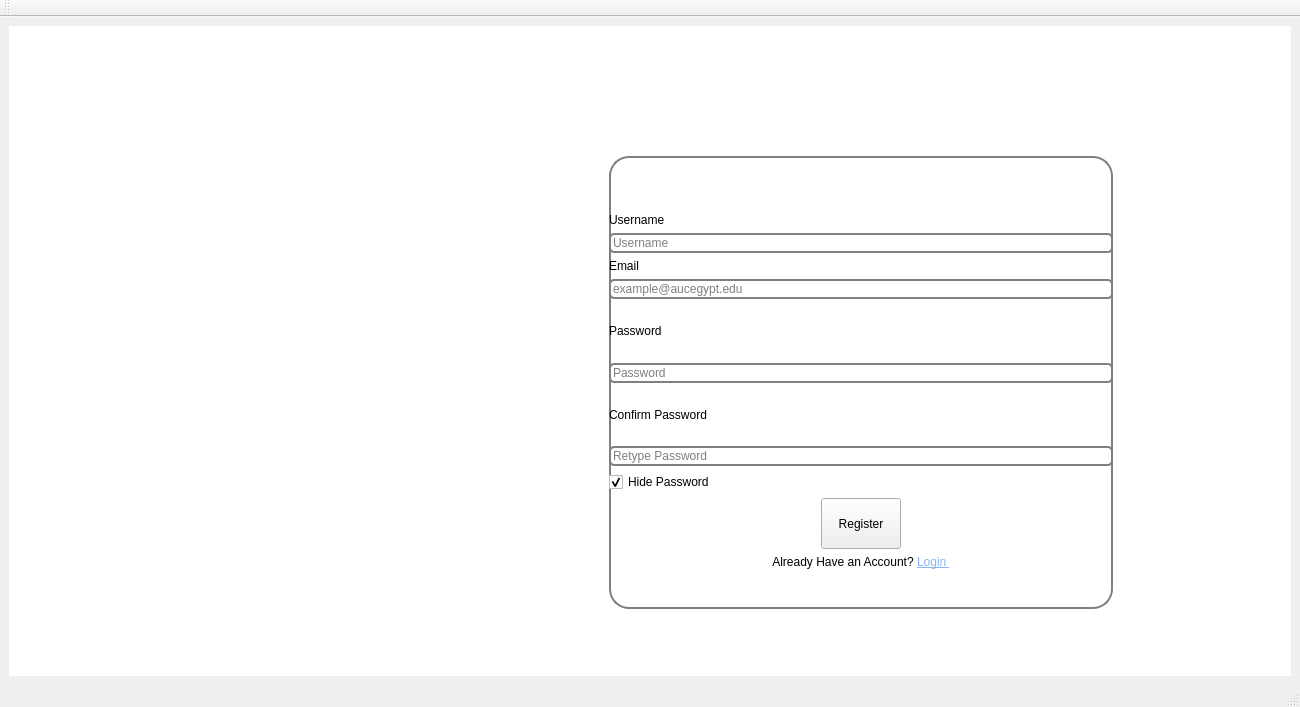
Above: Rate_AUC/mainwindow.ui from Youssef2778/Rate-AUC-Professors-2.0 before the change. Below: the same form after it.
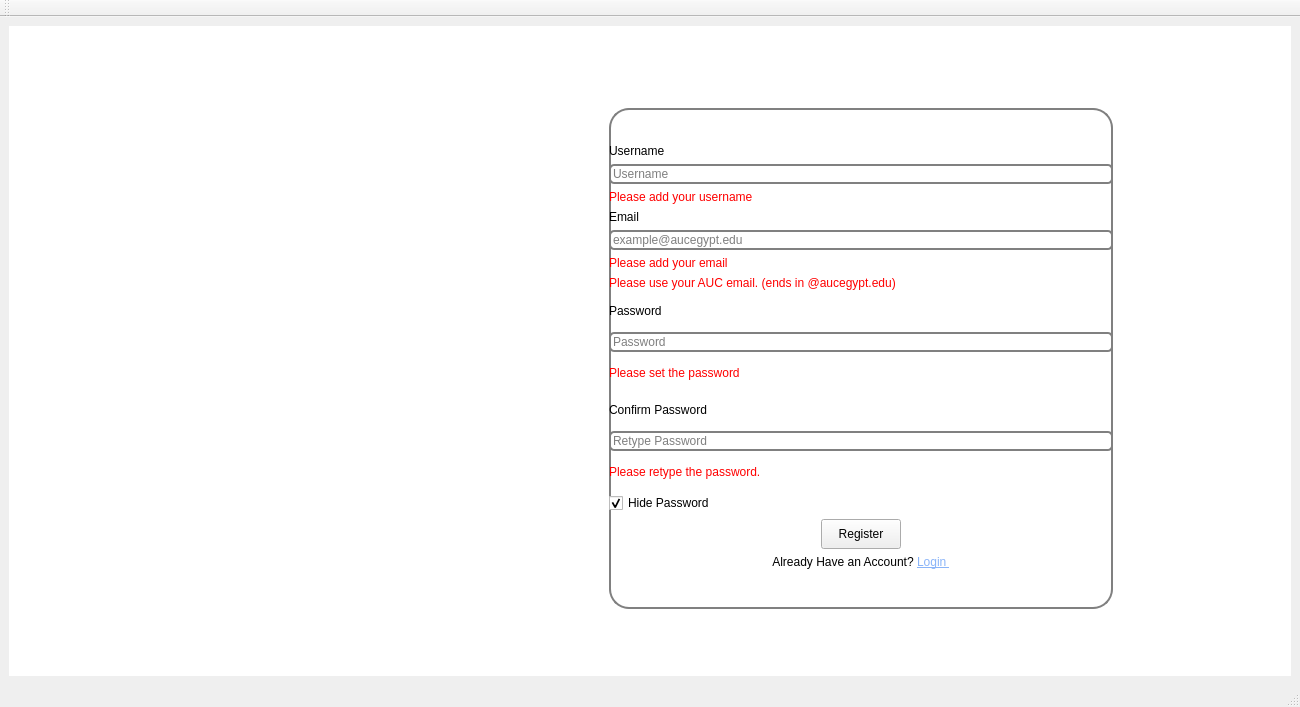
That is the form after the change. Icons and pictures are not drawn.

Commit message: Add the Relevant Error messages to the Register Page, and edit c_cpp_properties.json for vscode to stop detecting 'errors'

```diff
--- a/Rate_AUC/mainwindow.ui
+++ b/Rate_AUC/mainwindow.ui
@@ -234,15 +234,17 @@
 width: 100px;
 }
 
+QLabel#label_3, #label_4, #label_5, #label_6, #label_7{color: red}
+
 </string>
        </property>
        <widget class="QWidget" name="widget_2" native="true">
         <property name="geometry">
          <rect>
           <x>600</x>
-          <y>130</y>
+          <y>82</y>
           <width>504</width>
-          <height>453</height>
+          <height>501</height>
          </rect>
         </property>
         <property name="maximumSize">
@@ -289,6 +291,13 @@
                </property>
               </widget>
              </item>
+             <item>
+              <widget class="QLabel" name="label_4">
+               <property name="text">
+                <string>Please add your username</string>
+               </property>
+              </widget>
+             </item>
              <item>
               <widget class="QLabel" name="label_17">
                <property name="text">
@@ -306,6 +315,23 @@
                </property>
               </widget>
              </item>
+             <item>
+              <widget class="QLabel" name="label_7">
+               <property name="text">
+                <string>Please add your email</string>
+               </property>
+              </widget>
+             </item>
+             <item>
+              <widget class="QLabel" name="label_3">
+               <property name="enabled">
+                <bool>true</bool>
+               </property>
+               <property name="text">
+                <string>Please use your AUC email. (ends in @aucegypt.edu)</string>
+               </property>
+              </widget>
+             </item>
             </layout>
            </item>
            <item>
@@ -331,6 +357,13 @@
              </property>
             </widget>
            </item>
+           <item>
+            <widget class="QLabel" name="label_5">
+             <property name="text">
+              <string>Please set the password</string>
+             </property>
+            </widget>
+           </item>
            <item>
             <widget class="QLabel" name="label">
              <property name="text">
@@ -348,6 +381,13 @@
              </property>
             </widget>
            </item>
+           <item>
+            <widget class="QLabel" name="label_6">
+             <property name="text">
+              <string>Please retype the password.</string>
+             </property>
+            </widget>
+           </item>
            <item>
             <widget class="QCheckBox" name="checkBox_6">
              <property name="text">
```
The commit also changes 2 other files.
